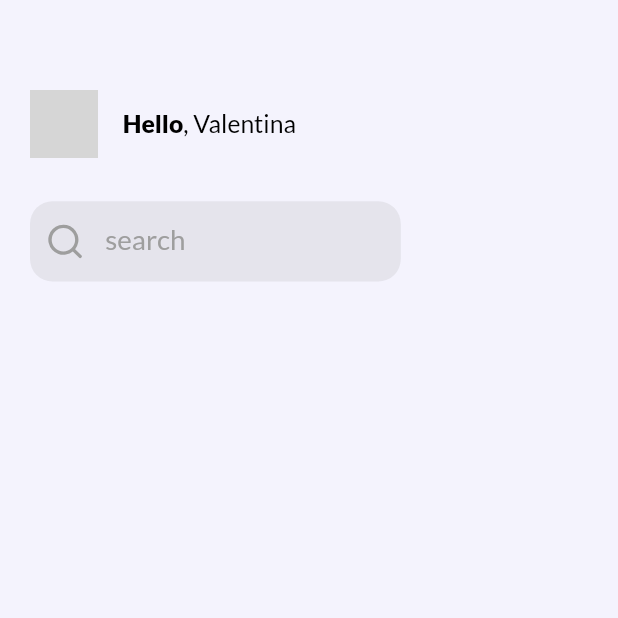
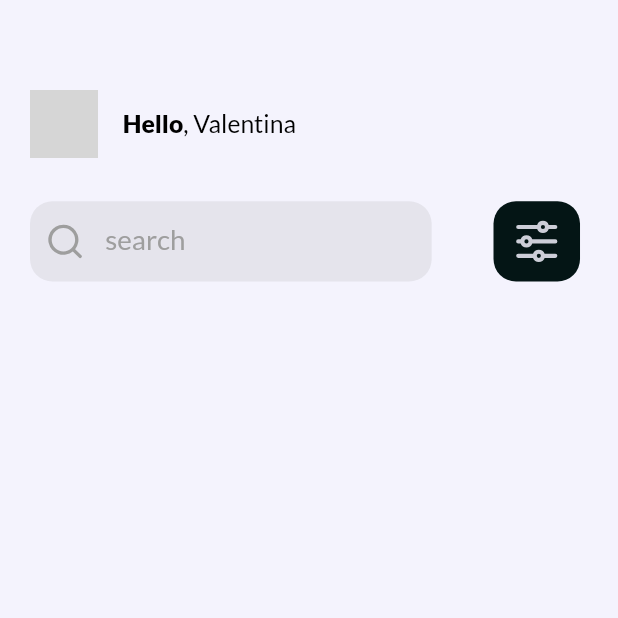
Before and after one commit to jxstxn1/Travel-App, a Flutter app: the HomeScreen screen opened directly, on a phone screen of 412 x 824 dp, the top half of it. Run offline on Flutter 3.47's test engine with Material 2 defaults, Android fonts, the phone set to English and light mode, and no system bars; our stand-ins replace flutter_svg, google_fonts; grey boxes are pictures that could not be loaded.

Commit message:
finished filter button and changed something in the main layout

```diff
--- a/travel/lib/constants.dart
+++ b/travel/lib/constants.dart
@@ -2,6 +2,6 @@ import 'package:flutter/material.dart';
 
 const double kDefaultPadding = 20.0;
 const Color kDefaultBackgroundColor = const Color(0xEDF3F2FD); //#edefee
-const Color kSecondaryColor = const Color(0x112432FF); // #112530 Dark Surrounder
-const Color kAccentColor = const Color(0xE7E7E9FF); // #e7e7e9 Gray Color Icons and Search
+const Color kSecondaryColor = const Color(0x3041515); // #112530 Dark Surrounder
+const Color kAccentColor = const Color(0x0c2635ff); // #e7e7e9 Gray Color Icons and Search
 const Color kBottomNavigatorColor = Colors.white;
--- a/travel/lib/screens/home_screen.dart
+++ b/travel/lib/screens/home_screen.dart
@@ -1,5 +1,5 @@
 import 'package:flutter/material.dart';
-import 'package:travel/widgets/search_bar.dart';
+import '../widgets/search_with_button.dart';
 import '../constants.dart';
 import '../widgets/picture_with_text.dart';
 
@@ -10,14 +10,15 @@ class HomeScreen extends StatelessWidget {
     return Scaffold(
       backgroundColor: kDefaultBackgroundColor,
       body: Padding(
-        padding: EdgeInsets.fromLTRB(kDefaultPadding, kDefaultPadding * 3, kDefaultPadding, 0),
+        padding: EdgeInsets.fromLTRB(
+            kDefaultPadding, kDefaultPadding * 3, kDefaultPadding, 0),
         child: SingleChildScrollView(
           child: Column(
             crossAxisAlignment: CrossAxisAlignment.start,
             children: [
               PictureWithText(),
               SizedBox(height: size.height * .035),
-              SearchBar(),
+              SearchWithButton(),
             ],
           ),
         ),
--- a/travel/lib/widgets/filter_button.dart
+++ b/travel/lib/widgets/filter_button.dart
@@ -1,10 +1,31 @@
 import 'package:flutter/material.dart';
+import 'package:flutter_svg/svg.dart';
+
+import '../constants.dart';
 
 class FilterButton extends StatelessWidget {
   @override
   Widget build(BuildContext context) {
+    Size size = MediaQuery.of(context).size;
     return Container(
-
+      height: size.height * .065,
+      width: size.width * .14,
+      decoration: BoxDecoration(
+        color: kSecondaryColor.withOpacity(1),
+        borderRadius: BorderRadius.all(
+          Radius.circular(15),
+        ),
+      ),
+      child: Center(
+        child: RotationTransition(
+          turns: AlwaysStoppedAnimation(90 / 360),
+          child: SvgPicture.asset(
+            "assets/icons/sliders.svg",
+            color: kDefaultBackgroundColor.withOpacity(.84),
+            width: size.width * .08,
+          ),
+        ),
+      ),
     );
   }
 }
--- a/travel/lib/widgets/search_bar.dart
+++ b/travel/lib/widgets/search_bar.dart
@@ -10,7 +10,7 @@ class SearchBar extends StatelessWidget {
     Size size = MediaQuery.of(context).size;
     return Container(
       alignment: Alignment.centerLeft,
-      width: size.width * .6,
+      width: size.width * .65,
       height: size.height * .065,
       decoration: BoxDecoration(
         color: Colors.grey.withOpacity(.175),
--- /dev/null
+++ b/travel/lib/widgets/search_with_button.dart
@@ -0,0 +1,17 @@
+import 'package:flutter/material.dart';
+import '../widgets/filter_button.dart';
+import '../widgets/search_bar.dart';
+
+class SearchWithButton extends StatelessWidget {
+  @override
+  Widget build(BuildContext context) {
+    Size size = MediaQuery.of(context).size;
+    return Row(
+      children: [
+        SearchBar(),
+        SizedBox(width: size.width * .1,),
+        FilterButton()
+      ],
+    );
+  }
+}
```
Also changed, not shown: travel/assets/icons/sliders.svg (added).
